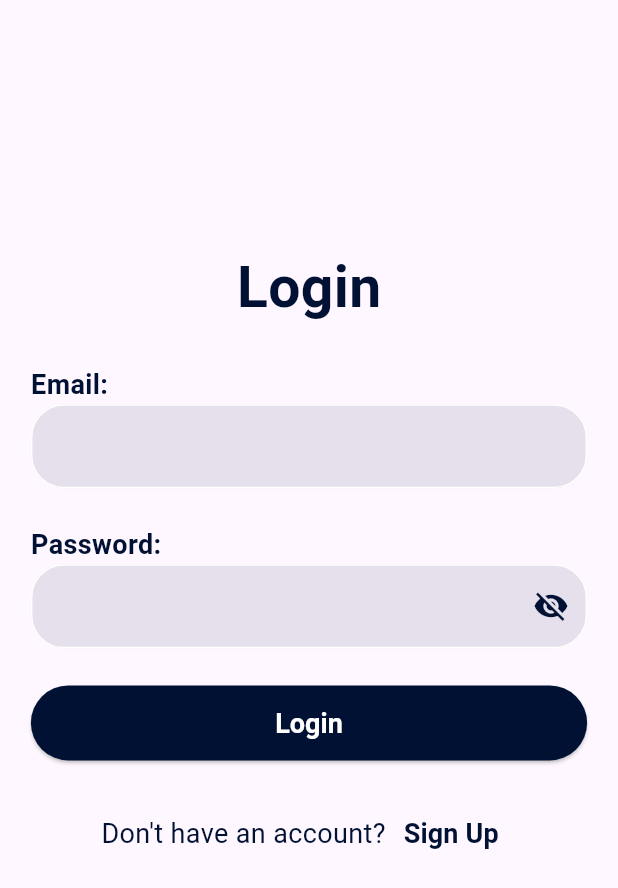
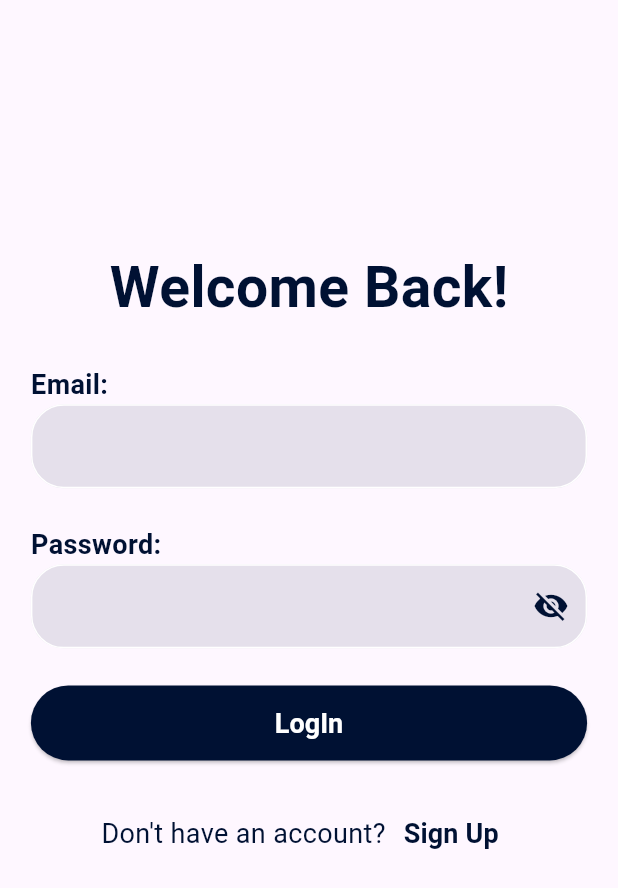
Before and after one commit to ahmed-ehab-m/AtmoSmart, a Flutter app: the LoginView screen opened by its route, on a phone screen of 412 x 824 dp. Shown: the top 888 px of the screen. Run offline on Flutter 3.47's test engine with Material 3 defaults, Android fonts, the phone set to English and light mode, and no system bars; our stand-ins replace bloc, dartz, firebase_auth, firebase_core, flutter_bloc, get_it and 2 more; accounts and stored records are empty.

Commit message:
refactor code

```diff
--- a/lib/core/utils/strings.dart
+++ b/lib/core/utils/strings.dart
@@ -1,6 +1,7 @@
 class AppStrings {
   static const String signUp = 'Sign Up';
-  static const String login = 'Login';
+  static const String login = 'LogIn';
+  static const String welcomeBack = 'Welcome Back!';
   static const String alreadyHaveAnAccount = 'Already have an account?';
   static const String dontHaveAnAccount = 'Don\'t have an account?';
   static const String hintName = 'Name:';
```
Also changed, not shown: lib/features/auth/data/data_resources/auth_remote_datasource.dart (+4 -4 lines), lib/features/auth/presentation/views/widgets/login_view_body.dart (+6 -14 lines), 3 other files.
